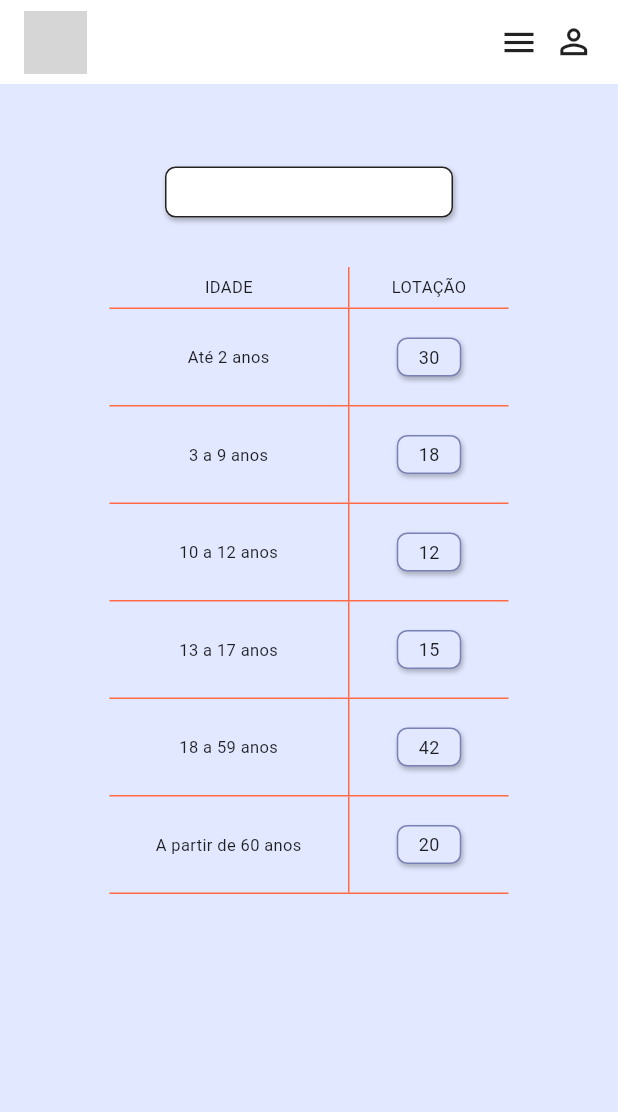
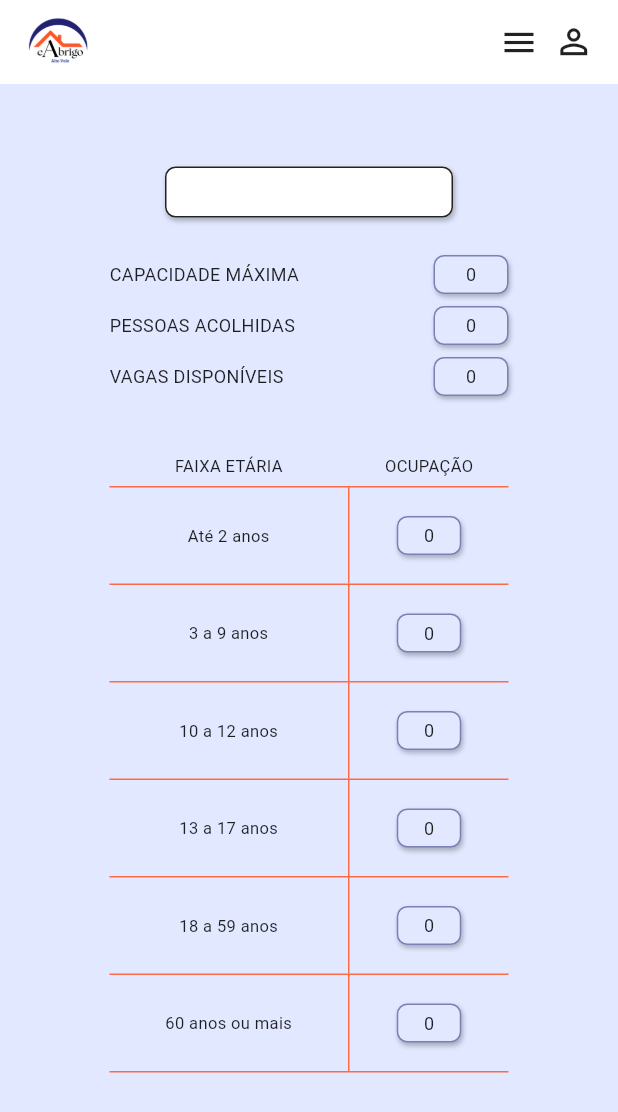
Before and after one commit to isadoradamann24/EAbrigo, a Flutter app: the LotacaoScreen screen opened directly with empty values, on a phone screen of 412 x 824 dp. Shown: the top 1112 px of the screen. Run offline on Flutter 3.47's test engine with Material 3 defaults, Android fonts, the phone set to English and light mode, and no system bars; our stand-ins replace sqflite; accounts and stored records are empty; grey boxes are pictures that could not be loaded.

Commit message:
lotação com dados reais

```diff
--- a/lib/screens/lotacao_screen.dart
+++ b/lib/screens/lotacao_screen.dart
@@ -1,46 +1,55 @@
 import 'package:flutter/material.dart';
 
-class LotacaoScreen extends StatelessWidget {
+import '../database/database_helper.dart';
+import '../models/cidade.dart';
+
+class LotacaoScreen extends StatefulWidget {
+  final Cidade cidade;
   final String bairro;
 
   const LotacaoScreen({
     super.key,
+    required this.cidade,
     required this.bairro,
   });
 
   @override
-  Widget build(BuildContext context) {
-    // Valores fictícios de lotação
-    final List<Map<String, dynamic>> faixasEtarias = [
-      {
-        'idade': 'Até 2 anos',
-        'lotacao': 30,
-      },
-      {
-        'idade': '3 a 9 anos',
-        'lotacao': 18,
-      },
-      {
-        'idade': '10 a 12 anos',
-        'lotacao': 12,
-      },
-      {
-        'idade': '13 a 17 anos',
-        'lotacao': 15,
-      },
-      {
-        'idade': '18 a 59 anos',
-        'lotacao': 42,
-      },
-      {
-        'idade': 'A partir de 60 anos',
-        'lotacao': 20,
-      },
-    ];
+  State<LotacaoScreen> createState() => _LotacaoScreenState();
+}
+
+class _LotacaoScreenState extends State<LotacaoScreen> {
+  LotacaoInfo? lotacao;
+  bool carregando = true;
+
+  @override
+  void initState() {
+    super.initState();
+    carregarLotacao();
+  }
+
+  Future<void> carregarLotacao() async {
+    setState(() {
+      carregando = true;
+    });
+
+    final resultado = await DatabaseHelper.instance.buscarLotacao(
+      cidadeId: widget.cidade.id!,
+      bairro: widget.bairro,
+    );
+
+    if (!mounted) return;
+
+    setState(() {
+      lotacao = resultado;
+      carregando = false;
+    });
+  }
 
   // Cor padrão usada nos cards/botões
-    const Color corPadrao = Color(0xFFE2E8FF);
+  static const Color corPadrao = Color(0xFFE2E8FF);
 
+  @override
+  Widget build(BuildContext context) {
     return Scaffold(
       backgroundColor: const Color(0xFFE2E8FF),
 
@@ -51,38 +60,19 @@ class LotacaoScreen extends StatelessWidget {
         backgroundColor: Colors.white,
         elevation: 0,
         automaticallyImplyLeading: false,
-
         title: Row(
           children: [
-            // Logo
             Image.asset(
-              'assets/logo.png',
+              'imgs/logo.png',
               height: 42,
               errorBuilder: (context, error, stackTrace) {
-                return const SizedBox(
-                  width: 42,
-                  height: 42,
-                );
+                return const SizedBox(width: 42, height: 42);
               },
             ),
-
             const Spacer(),
-
-            // Menu
-            const Icon(
-              Icons.menu,
-              color: Colors.black87,
-              size: 26,
-            ),
-
+            const Icon(Icons.menu, color: Colors.black87, size: 26),
             const SizedBox(width: 10),
-
-            // Perfil
-            const Icon(
-              Icons.person_outline,
-              color: Colors.black87,
-              size: 27,
-            ),
+            const Icon(Icons.person_outline, color: Colors.black87, size: 27),
           ],
         ),
       ),
@@ -90,28 +80,23 @@ class LotacaoScreen extends StatelessWidget {
       // =========================
       // CORPO
       // =========================
-      body: Container(
-        width: double.infinity,
-        height: double.infinity,
-        color: const Color(0xFFE2E8FF),
-
+      body: carregando
+          ? const Center(child: CircularProgressIndicator())
+          : SingleChildScrollView(
               child: Center(
                 child: Column(
                   children: [
                     const SizedBox(height: 55),
 
                     // =========================
-              // BAIRRO SELECIONADO
+                    // ABRIGO SELECIONADO
                     // =========================
                     Container(
                       width: 192,
                       height: 34,
                       decoration: BoxDecoration(
                         color: Colors.white,
-                  border: Border.all(
-                    color: Colors.black87,
-                    width: 1,
-                  ),
+                        border: Border.all(color: Colors.black87, width: 1),
                         borderRadius: BorderRadius.circular(7),
                         boxShadow: const [
                           BoxShadow(
@@ -123,27 +108,48 @@ class LotacaoScreen extends StatelessWidget {
                       ),
                       alignment: Alignment.center,
                       child: Text(
-                  bairro,
-                  style: const TextStyle(
-                    fontSize: 14,
-                    color: Colors.black87,
-                  ),
+                        widget.bairro,
+                        style: const TextStyle(fontSize: 14, color: Colors.black87),
                         textAlign: TextAlign.center,
                       ),
                     ),
 
-              const SizedBox(height: 33),
+                    const SizedBox(height: 25),
 
                     // =========================
-              // TABELA
+                    // RESUMO: CAPACIDADE / ACOLHIDAS / VAGAS
                     // =========================
                     SizedBox(
                       width: 266,
                       child: Column(
                         children: [
+                          _linhaResumo(
+                            'CAPACIDADE MÁXIMA',
+                            lotacao!.capacidade,
+                          ),
+                          _linhaResumo(
+                            'PESSOAS ACOLHIDAS',
+                            lotacao!.ocupacao,
+                          ),
+                          _linhaResumo(
+                            'VAGAS DISPONÍVEIS',
+                            lotacao!.vagasDisponiveis,
+                            destaqueNegativo: lotacao!.vagasDisponiveis < 0,
+                          ),
+                        ],
+                      ),
+                    ),
+
+                    const SizedBox(height: 25),
+
                     // =========================
+                    // TABELA POR FAIXA ETÁRIA
+                    // =========================
+                    SizedBox(
+                      width: 266,
+                      child: Column(
+                        children: [
                           // CABEÇALHO
-                    // =========================
                           Container(
                             height: 28,
                             decoration: const BoxDecoration(
@@ -154,14 +160,13 @@ class LotacaoScreen extends StatelessWidget {
                                 ),
                               ),
                             ),
-                      child: Row(
+                            child: const Row(
                               children: [
-                          // IDADE
-                          const Expanded(
+                                Expanded(
                                   flex: 3,
                                   child: Center(
                                     child: Text(
-                                'IDADE',
+                                      'FAIXA ETÁRIA',
                                       style: TextStyle(
                                         fontSize: 11,
                                         color: Colors.black87,
@@ -169,19 +174,15 @@ class LotacaoScreen extends StatelessWidget {
                                     ),
                                   ),
                                 ),
-
-                          // Divisória
-                          Container(
+                                SizedBox(
                                   width: 1,
-                            color: const Color(0xFFFF6A45),
+                                  child: ColoredBox(color: Color(0xFFFF6A45)),
                                 ),
-
-                          // LOTAÇÃO
-                          const Expanded(
+                                Expanded(
                                   flex: 2,
                                   child: Center(
                                     child: Text(
-                                'LOTAÇÃO',
+                                      'OCUPAÇÃO',
                                       style: TextStyle(
                                         fontSize: 11,
                                         color: Colors.black87,
@@ -193,11 +194,10 @@ class LotacaoScreen extends StatelessWidget {
                             ),
                           ),
 
-                    // =========================
-                    // LINHAS DA TABELA
-                    // =========================
-                    ...faixasEtarias.map(
-                      (faixa) {
+                          // LINHAS
+                          ...DatabaseHelper.ordemFaixasEtarias.map((faixa) {
+                            final quantidade = lotacao!.porFaixaEtaria[faixa] ?? 0;
+
                             return Container(
                               height: 65,
                               decoration: const BoxDecoration(
@@ -210,14 +210,11 @@ class LotacaoScreen extends StatelessWidget {
                               ),
                               child: Row(
                                 children: [
-                              // =========================
-                              // IDADE
-                              // =========================
                                   Expanded(
                                     flex: 3,
                                     child: Center(
                                       child: Text(
-                                    faixa['idade'],
+                                        faixa,
                                         style: const TextStyle(
                                           fontSize: 11,
                                           color: Colors.black87,
@@ -226,19 +223,11 @@ class LotacaoScreen extends StatelessWidget {
                                       ),
                                     ),
                                   ),
-
-                              // =========================
-                              // DIVISÓRIA
-                              // =========================
                                   Container(
                                     width: 1,
                                     height: double.infinity,
                                     color: const Color(0xFFFF6A45),
                                   ),
-
-                              // =========================
-                              // LOTAÇÃO
-                              // =========================
                                   Expanded(
                                     flex: 2,
                                     child: Center(
@@ -262,7 +251,7 @@ class LotacaoScreen extends StatelessWidget {
                                           ],
                                         ),
                                         child: Text(
-                                      '${faixa['lotacao']}',
+                                          '$quantidade',
                                           style: const TextStyle(
                                             fontSize: 12,
                                             color: Colors.black87,
@@ -274,15 +263,49 @@ class LotacaoScreen extends StatelessWidget {
                                 ],
                               ),
                             );
-                      },
-                    ),
+                          }),
                         ],
                       ),
                     ),
+
+                    const SizedBox(height: 30),
                   ],
                 ),
               ),
             ),
     );
   }
+
+  Widget _linhaResumo(String titulo, int valor, {bool destaqueNegativo = false}) {
+    return Padding(
+      padding: const EdgeInsets.only(bottom: 8),
+      child: Row(
+        children: [
+          Expanded(
+            child: Text(
+              titulo,
+              style: const TextStyle(fontSize: 12, color: Colors.black87),
+            ),
+          ),
+          Container(
+            width: 50,
+            height: 26,
+            alignment: Alignment.center,
+            decoration: BoxDecoration(
+              color: destaqueNegativo ? Colors.red[100] : corPadrao,
+              border: Border.all(color: const Color(0xFF7A82B5), width: 1),
+              borderRadius: BorderRadius.circular(7),
+              boxShadow: const [
+                BoxShadow(color: Colors.black26, blurRadius: 2, offset: Offset(1, 2)),
+              ],
+            ),
+            child: Text(
+              '$valor',
+              style: const TextStyle(fontSize: 12, color: Colors.black87),
+            ),
+          ),
+        ],
+      ),
+    );
   }
+}
```
Lines whose indentation alone changed are shown as unchanged.
